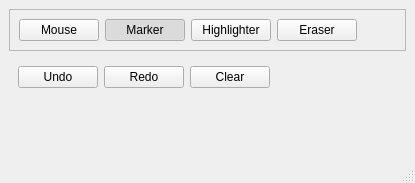
First picture: the form in toolbox.ui, repository encukou/pointout, before the edit.
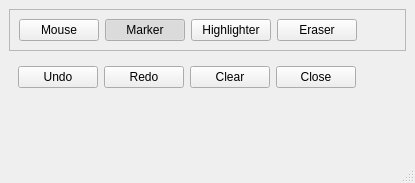
Second picture: the form after the edit.

Commit message: Add a close button

```diff
--- a/toolbox.ui
+++ b/toolbox.ui
@@ -119,6 +119,13 @@
          </property>
         </widget>
        </item>
+       <item>
+        <widget class="QPushButton" name="btnClose">
+         <property name="text">
+          <string>Close</string>
+         </property>
+        </widget>
+       </item>
        <item>
         <spacer name="horizontalSpacer_2">
          <property name="orientation">
```
The commit also changes 1 other file.
